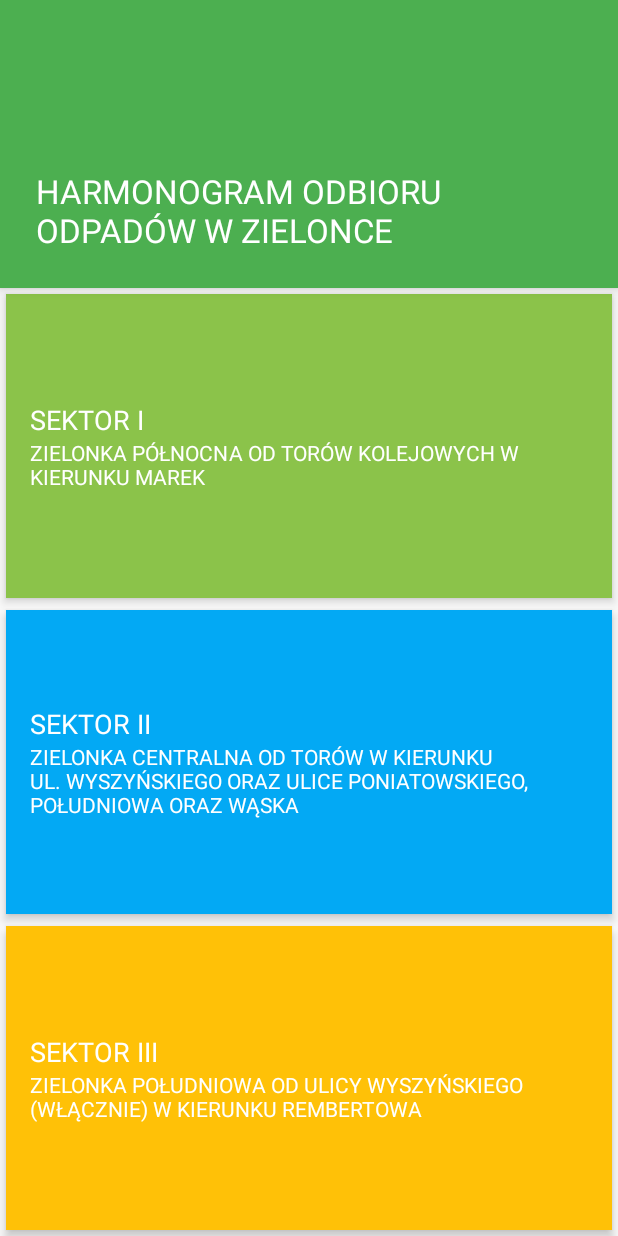
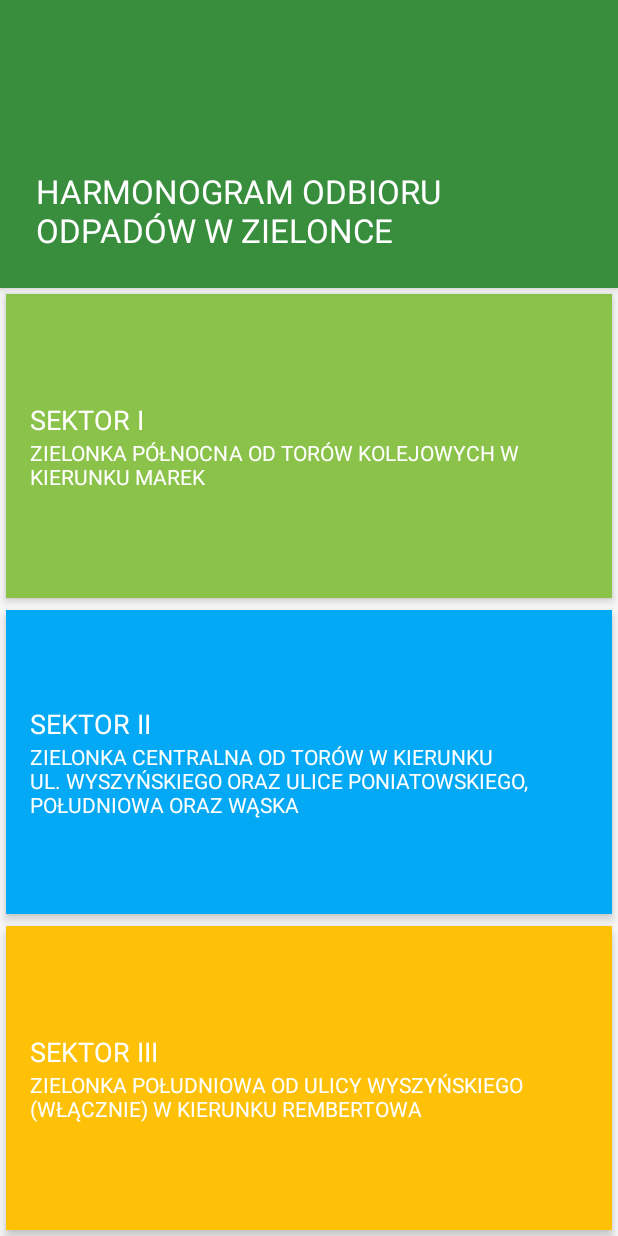
Before and after one commit to gbielanski/GarbageApp, an Android app: the screen it shows after launch (MainActivity), on a phone screen of 412 x 824 dp. Run offline under Robolectric (Android 15) with nearby library versions, the phone set to English and light mode, and no system bars.

Commit message:
Primary and Primary Dark changed.

```diff
--- a/app/src/main/res/values/colors.xml
+++ b/app/src/main/res/values/colors.xml
@@ -1,7 +1,7 @@
 <?xml version="1.0" encoding="utf-8"?>
 <resources>
-    <color name="colorPrimary">#4caf50</color>
-    <color name="colorPrimaryDark">#388E3C</color>
+    <color name="colorPrimary">#388E3C</color>
+    <color name="colorPrimaryDark">#1B5E20</color>
     <color name="colorAccent">#00e676</color>
     <color name="colorSectorGreenPrimary">#8bc34a</color>
     <color name="colorSectorBluePrimary">#03a9f4</color>
```
